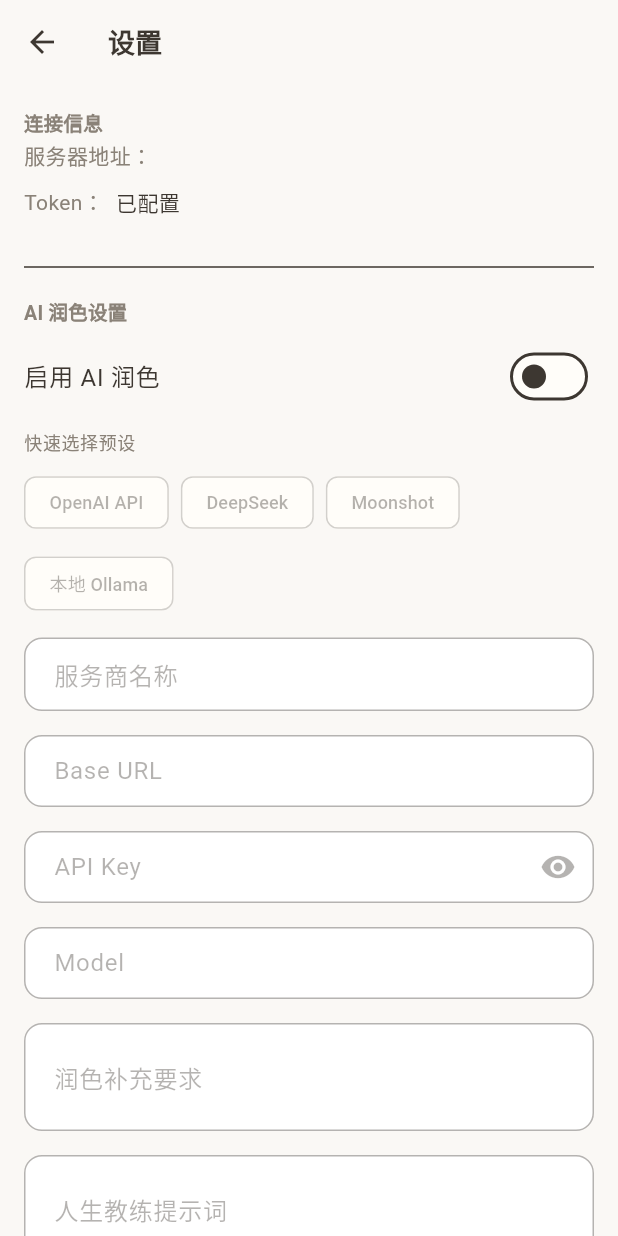
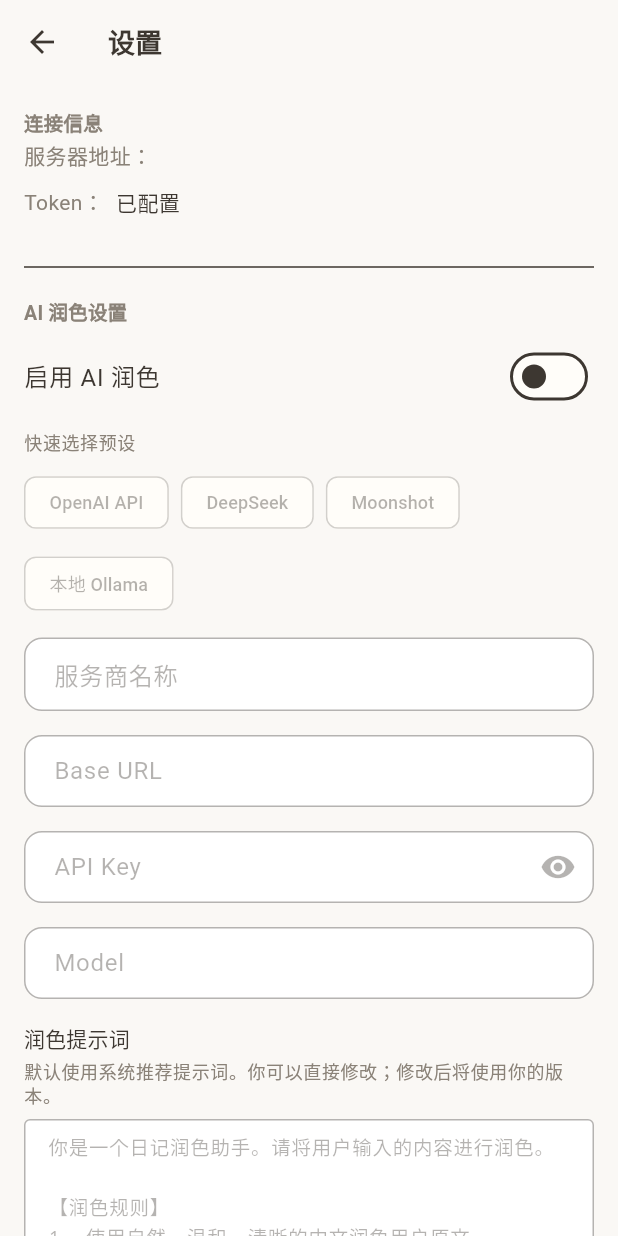
Before and after one commit to iaimer/litchi-journal, a Flutter app: the SettingsScreen screen opened directly with empty values, on a phone screen of 412 x 824 dp. Run offline on Flutter 3.47's test engine with Material 3 defaults, Android fonts, the phone set to English and light mode, and no system bars; our stand-ins replace flutter_markdown, flutter_secure_storage; accounts and stored records are empty.

Commit message:
fix: prompt redesign - polishPrompt/coachPrompt are complete prompts, defaults are fallbacks not appendages

```diff
--- a/lib/screens/settings_screen.dart
+++ b/lib/screens/settings_screen.dart
@@ -3,6 +3,7 @@ import 'package:flutter/material.dart';
 import '../models/ai_config.dart';
 import '../services/ai_config_repository.dart';
 import '../services/api_config.dart';
+import '../services/polisher_service.dart';
 import '../theme/app_theme.dart';
 
 class SettingsScreen extends StatefulWidget {
@@ -43,9 +44,24 @@ class _SettingsScreenState extends State<SettingsScreen> {
       _baseUrlController.text = config.baseUrl;
       _apiKeyController.text = config.apiKey;
       _modelController.text = config.model;
-      _promptController.text = config.polishPrompt ?? '';
-      _coachPromptController.text = config.coachPrompt ?? '';
+      _promptController.text = _effectivePrompt(config.polishPrompt);
+      _coachPromptController.text =
+          _effectiveCoachPrompt(config.coachPrompt);
     });
+  }
+
+  String _effectivePrompt(String? saved) {
+    final trimmed = saved?.trim();
+    return (trimmed != null && trimmed.isNotEmpty)
+        ? trimmed
+        : PolisherService.defaultPolishPrompt;
+  }
+
+  String _effectiveCoachPrompt(String? saved) {
+    final trimmed = saved?.trim();
+    return (trimmed != null && trimmed.isNotEmpty)
+        ? trimmed
+        : PolisherService.defaultCoachPrompt;
   }
 
   void _applyPreset(AIPreset preset) {
@@ -196,26 +212,74 @@ class _SettingsScreenState extends State<SettingsScreen> {
                 enabled: _enabled,
               ),
               const SizedBox(height: 16),
+              Text(
+                '润色提示词',
+                style: theme.textTheme.titleSmall,
+              ),
+              const SizedBox(height: 4),
+              Text(
+                '默认使用系统推荐提示词。你可以直接修改；修改后将使用你的版本。',
+                style: theme.textTheme.bodySmall,
+              ),
+              const SizedBox(height: 8),
               TextField(
                 controller: _promptController,
+                key: const Key('polishPromptField'),
+                maxLines: 5,
+                minLines: 3,
+                enabled: _enabled,
                 decoration: const InputDecoration(
-                  labelText: '润色补充要求',
-                  hintText: '会追加到默认润色规则之后，不会替代默认规则。',
+                  border: OutlineInputBorder(),
+                  contentPadding:
+                      EdgeInsets.symmetric(horizontal: 12, vertical: 10),
                 ),
-                maxLines: 3,
-                minLines: 2,
-                enabled: _enabled,
+                style: const TextStyle(fontFamily: 'monospace', fontSize: 13),
+              ),
+              const SizedBox(height: 8),
+              Align(
+                alignment: Alignment.centerRight,
+                child: TextButton(
+                  onPressed: _enabled
+                      ? () => setState(() => _promptController.text =
+                          PolisherService.defaultPolishPrompt)
+                      : null,
+                  child: const Text('恢复默认润色提示词'),
+                ),
               ),
               const SizedBox(height: 16),
+              Text(
+                '人生教练提示词',
+                style: theme.textTheme.titleSmall,
+              ),
+              const SizedBox(height: 4),
+              Text(
+                '默认使用系统推荐提示词。你可以直接修改；修改后将使用你的版本。',
+                style: theme.textTheme.bodySmall,
+              ),
+              const SizedBox(height: 8),
               TextField(
                 controller: _coachPromptController,
+                key: const Key('coachPromptField'),
+                maxLines: 5,
+                minLines: 3,
+                enabled: _enabled,
                 decoration: const InputDecoration(
-                  labelText: '人生教练提示词',
-                  hintText: '为后续人生教练功能预留，可选。',
+                  border: OutlineInputBorder(),
+                  contentPadding:
+                      EdgeInsets.symmetric(horizontal: 12, vertical: 10),
                 ),
-                maxLines: 3,
-                minLines: 2,
-                enabled: _enabled,
+                style: const TextStyle(fontFamily: 'monospace', fontSize: 13),
+              ),
+              const SizedBox(height: 8),
+              Align(
+                alignment: Alignment.centerRight,
+                child: TextButton(
+                  onPressed: _enabled
+                      ? () => setState(() => _coachPromptController.text =
+                          PolisherService.defaultCoachPrompt)
+                      : null,
+                  child: const Text('恢复默认人生教练提示词'),
+                ),
               ),
               const SizedBox(height: 24),
               if (_error != null)
--- a/lib/services/polisher_service.dart
+++ b/lib/services/polisher_service.dart
@@ -9,6 +9,28 @@ import '../widgets/entry_type.dart';
 import 'polish_result_parser.dart';
 
 class PolisherService {
+  static const defaultPolishPrompt = '''
+你是一个日记润色助手。请将用户输入的内容进行润色。
+
+【润色规则】
+1. 使用自然、温和、清晰的中文润色用户原文。
+2. 保留用户原意，不要改变事实。
+3. 不要编造用户没有说过的内容。
+4. 不要过度文学化，不要写成鸡汤。
+5. 保持适合日记回看的表达。
+6. 输出润色后的正文即可。''';
+
+  static const defaultCoachPrompt = '''
+你是一个人生教练，将根据用户今天的日记记录，给予结构化的指导。
+
+【教练规则】
+1. 识别用户今天的主要模式或趋势
+2. 指出可能的矛盾或不一致之处
+3. 给出一条可操作的行动建议
+4. 以温暖鼓励的语气结束
+5. 使用第二人称"你"
+6. 控制在250-300字''';
+
   final http.Client _http;
 
   PolisherService({http.Client? httpClient})
@@ -76,21 +98,25 @@ class PolisherService {
     required TagConfig tagConfig,
     String? customPrompt,
   }) {
-    final defaultPrompt = _buildDefaultPolishPrompt(
-      entryType: entryType,
-      tagConfig: tagConfig,
-    );
+    final trimmed = customPrompt?.trim();
+    final effectivePrompt =
+        (trimmed != null && trimmed.isNotEmpty)
+            ? trimmed
+            : defaultPolishPrompt;
 
-    final trimmed = customPrompt?.trim();
-    if (trimmed == null || trimmed.isEmpty) return defaultPrompt;
+    final hint = switch (entryType) {
+      EntryType.quickNote => '这是一条随手记录。',
+      EntryType.reflection => '这是一条觉察与迭代记录。',
+      EntryType.happiness => '这是一条小确幸记录。',
+      EntryType.anxiety => '这是焦虑时刻的一个回答。',
+    };
 
-    return '$defaultPrompt\n\n【用户补充要求】\n$trimmed';
+    final tagSection = _buildTagSection(tagConfig);
+
+    return '$effectivePrompt\n\n$hint\n\n$tagSection';
   }
 
-  String _buildDefaultPolishPrompt({
-    required EntryType entryType,
-    required TagConfig tagConfig,
-  }) {
+  static String _buildTagSection(TagConfig tagConfig) {
     final domainsSection = tagConfig.domains.map((d) {
       final topics =
           d.topics.map((t) => '  - ${t.name}').join('\n');
@@ -100,34 +126,15 @@ class PolisherService {
     final methodsSection =
         tagConfig.methods.map((m) => '- ${m.name}').join('\n');
 
-    final hint = switch (entryType) {
-      EntryType.quickNote => '这是一条随手记录。',
-      EntryType.reflection => '这是一条觉察与迭代记录。',
-      EntryType.happiness => '这是一条小确幸记录。',
-      EntryType.anxiety => '这是焦虑时刻的一个回答。',
-    };
-
     return '''
-你是一个日记润色助手。请将用户输入的内容进行润色。
-
-$hint
-
-【润色规则】
-1. 使用自然、温和、清晰的中文润色用户原文。
-2. 保留用户原意，不要改变事实。
-3. 不要编造用户没有说过的内容。
-4. 不要过度文学化，不要写成鸡汤。
-5. 保持适合日记回看的表达。
-6. 输出润色后的正文即可。
-
 【固定标签规则】
-7. 必须在末尾附上 2-3 个 hashtag，格式为 #领域 #主题 [#可选方法]。
-8. hashtag 必须从以下可选标签中选择，不允许创造新标签。
-9. 标签必须尽量符合：
+1. 必须在末尾附上 2-3 个 hashtag，格式为 #领域 #主题 [#可选方法]。
+2. hashtag 必须从以下可选标签中选择，不允许创造新标签。
+3. 标签必须尽量符合：
    - 1 个领域 domain
    - 1 个主题 topic
    - 0-1 个方法 method
-10. 标签放在正文之后，独占一行，不要混在正文中。
+4. 标签放在正文之后，独占一行，不要混在正文中。
 
 【可选领域及主题】
 $domainsSection
@@ -137,8 +144,7 @@ $methodsSection
 
 【输出格式】
 正文内容
-#领域 #主题 [#可选方法]
-''';
+#领域 #主题 [#可选方法]''';
   }
 
   static String chatUrl(String baseUrl) {
```
Also changed, not shown: 1 other file.
